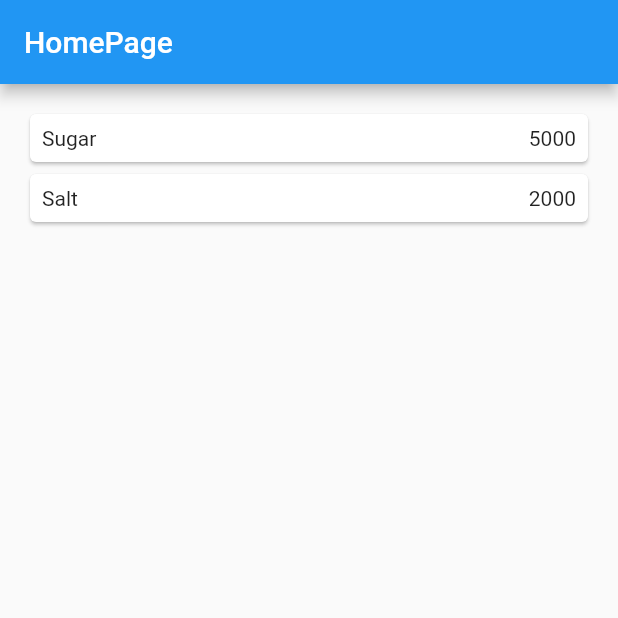
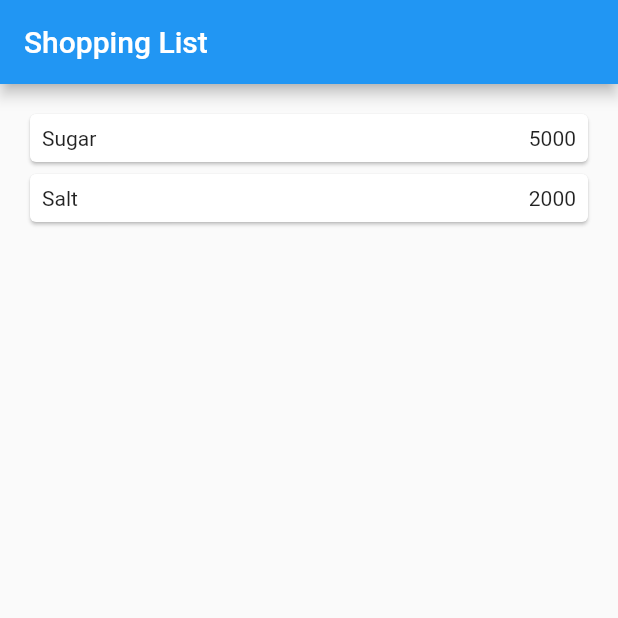
Before and after one commit to KevinBenaya/kevin_navigationjs, a Flutter app: the screen it shows after launch, on a phone screen of 412 x 824 dp, the top half of it. Run offline on Flutter 3.47's test engine with Material 2 defaults, Android fonts, the phone set to English and light mode, and no system bars.

Commit message:
Still Have an Error

```diff
--- a/lib/main.dart
+++ b/lib/main.dart
@@ -1,6 +1,6 @@
 import 'package:flutter/material.dart';
 
-import 'pages/pages.dart';
+import 'package:kevin_navigationjs/pages/pages.dart';
 
 void main() {
   runApp(
--- a/lib/pages/home_page.dart
+++ b/lib/pages/home_page.dart
@@ -14,7 +14,7 @@ class HomePage extends StatelessWidget {
   Widget build(BuildContext context) {
     return Scaffold(
       appBar: AppBar(
-        title: const Text('HomePage'),
+        title: const Text('Shopping List'),
       ),
       body: Container(
         margin: EdgeInsets.all(8),
--- a/lib/pages/item_page.dart
+++ b/lib/pages/item_page.dart
@@ -7,7 +7,7 @@ class ItemPage extends StatelessWidget {
 
   @override
   Widget build(BuildContext context) {
-    final Item itemArgs = ModalRoute.of(context)!.settings.arguments;
+    final Item itemArgs = ModalRoute.of(context)!.settings.arguments as Item;
     return Scaffold(
       appBar: AppBar(
         title: const Text('Shopping List'),
```
